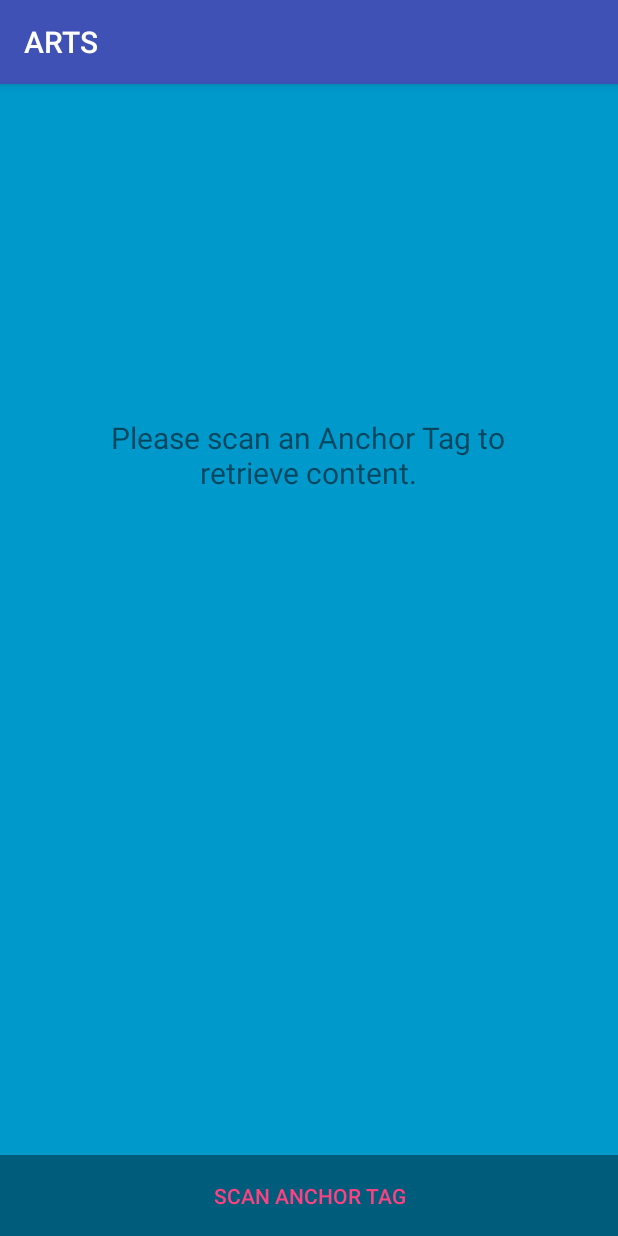
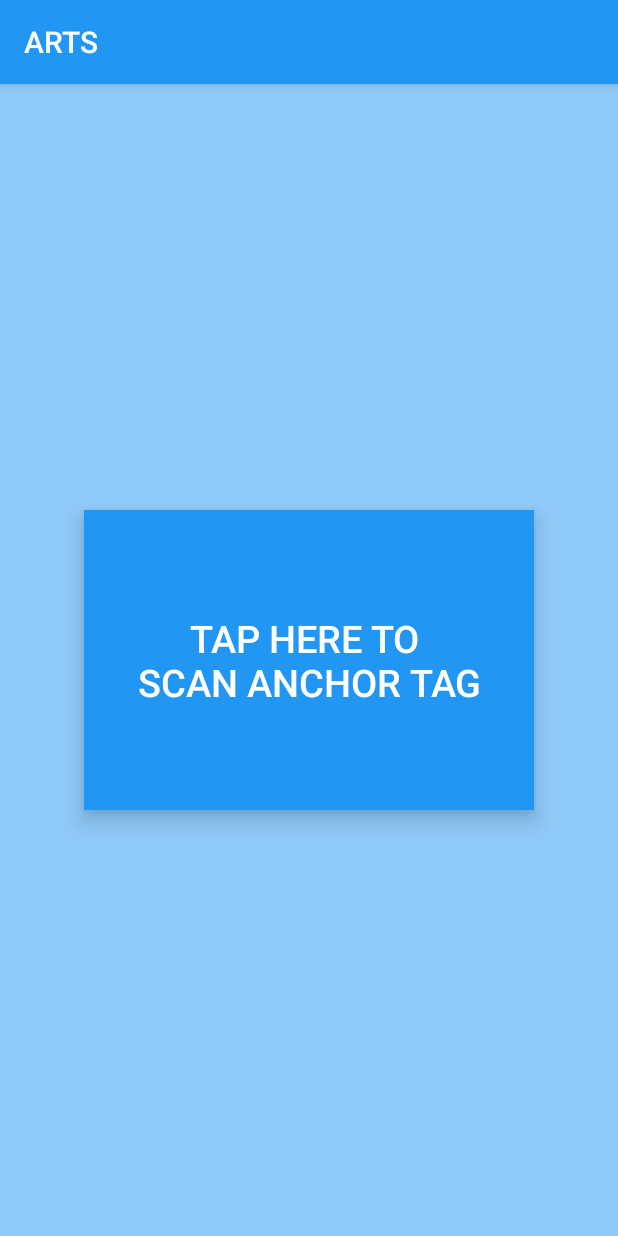
Before and after one commit to kahunalu/artsapp, an Android app: the screen it shows after launch (MainActivity), on a phone screen of 412 x 824 dp. Run offline under Robolectric (Android 15) with nearby library versions, the phone set to English and light mode, and no system bars; libraries missing offline, so code that uses them is left out: com.google.zxing.integration, org.artoolkit.ar; 2 statements that could not run were skipped.

Commit message:
#8 - updated android UI, add app icon

```diff
--- a/ARTS/app/src/main/java/com/uvic/arts/ARTSConstants.java
+++ b/ARTS/app/src/main/java/com/uvic/arts/ARTSConstants.java
@@ -1,7 +1,6 @@
 package com.uvic.arts;
 
 public class ARTSConstants {
-    public static final String INTENT_CONTENT = "arContent";
     public static final String CONTENT_DATA_KEY = "contentData";
     public static final String CONTENT_DATA = "content";
 }
--- a/ARTS/app/src/main/res/layout/activity_main.xml
+++ b/ARTS/app/src/main/res/layout/activity_main.xml
@@ -2,42 +2,19 @@
     xmlns:tools="http://schemas.android.com/tools"
     android:layout_width="match_parent"
     android:layout_height="match_parent"
-    android:background="#0099cc"
+    android:background="#90CAF9"
     tools:context="com.uvic.arts.MainActivity">
-
-    <Button
-        android:id="@+id/launch_ar"
-        style="?metaButtonBarButtonStyle"
-        android:layout_width="match_parent"
-        android:layout_height="wrap_content"
-        android:background="@color/black_overlay"
-        android:layout_gravity="top"
-        android:text="@string/launch_ar"
-        android:visibility="gone"/>
-
-    <TextView
-        android:id="@+id/content_text"
-        android:layout_width="310dp"
-        android:layout_height="324dp"
-        android:text="@string/content_placeholder"
-        android:layout_gravity="center"
-        android:gravity="center_horizontal"
-        android:textSize="20sp"/>
-
-    <ImageView
-        android:id="@+id/content_image"
-        android:layout_width="310dp"
-        android:layout_height="324dp"
-        android:layout_gravity="center"
-        android:visibility="gone"/>
 
     <Button
         android:id="@+id/scan_button"
         style="?metaButtonBarButtonStyle"
-        android:layout_width="match_parent"
-        android:layout_height="wrap_content"
-        android:background="@color/black_overlay"
-        android:layout_gravity="bottom"
+        android:layout_width="300dp"
+        android:layout_height="200dp"
+        android:textSize="25sp"
+        android:background="@color/colorPrimary"
+        android:layout_gravity="center"
+        android:textColor="@android:color/white"
+        android:elevation="8dp"
         android:text="@string/scan_anchor_tag"/>
 
 </FrameLayout>
--- a/ARTS/app/src/main/res/values/colors.xml
+++ b/ARTS/app/src/main/res/values/colors.xml
@@ -1,8 +1,8 @@
 <?xml version="1.0" encoding="utf-8"?>
 <resources>
-    <color name="colorPrimary">#3F51B5</color>
-    <color name="colorPrimaryDark">#303F9F</color>
-    <color name="colorAccent">#FF4081</color>
+    <color name="colorPrimary">#2196F3</color>
+    <color name="colorPrimaryDark">#1976D2</color>
+    <color name="colorAccent">#FF8A65</color>
 
     <color name="black_overlay">#66000000</color>
 </resources>
--- a/ARTS/app/src/main/res/values/strings.xml
+++ b/ARTS/app/src/main/res/values/strings.xml
@@ -1,6 +1,4 @@
 <resources>
     <string name="app_name">ARTS</string>
-    <string name="scan_anchor_tag">Scan Anchor Tag</string>
-    <string name="launch_ar">View in AR</string>
-    <string name="content_placeholder">Please scan an Anchor Tag to retrieve content.</string>
+    <string name="scan_anchor_tag">Tap Here To \nScan Anchor Tag</string>
 </resources>
```
Also changed, not shown: ARTS/app/src/main/java/com/uvic/arts/ARToolkitActivity.java (+39 -0 lines), ARTS/app/src/main/java/com/uvic/arts/MainActivity.java (+6 -48 lines), ARTS/app/src/main/res/mipmap-hdpi/ic_launcher.png, ARTS/app/src/main/res/mipmap-mdpi/ic_launcher.png, ARTS/app/src/main/res/mipmap-xhdpi/ic_launcher.png, ARTS/app/src/main/res/mipmap-xxhdpi/ic_launcher.png, ARTS/app/src/main/res/mipmap-xxxhdpi/ic_launcher.png.
